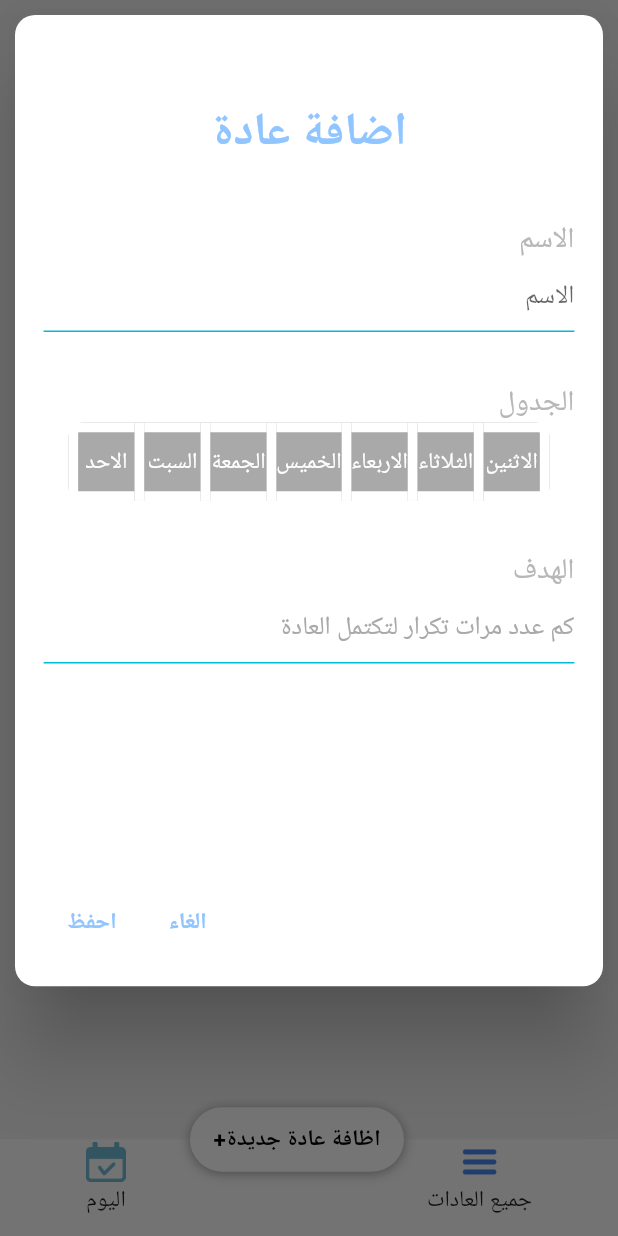
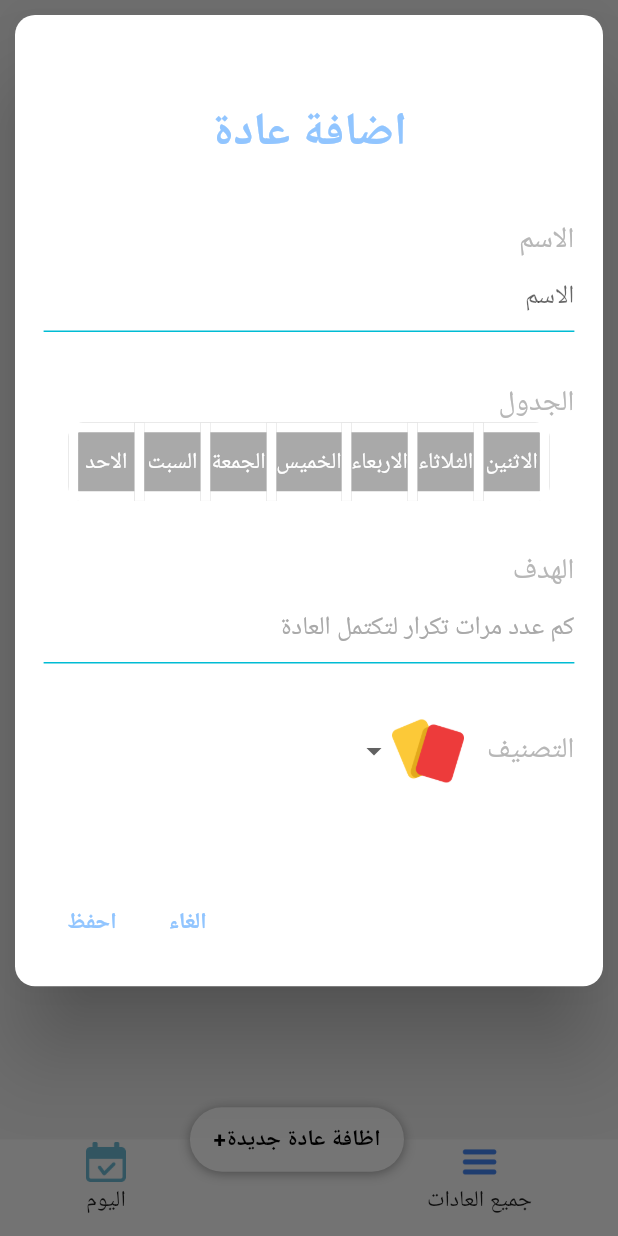
Before and after one commit to yusufmsabeh/Habit_Tracker_App, a Flutter app: the screen it shows after launch, after a tap on the "language" icon, after a tap on "اليوم", after a tap on "اظافة عادة جديدة+", on a phone screen of 412 x 824 dp. Run offline on Flutter 3.47's test engine with Material 2 defaults, Android fonts, the phone set to English and light mode, and no system bars; our stand-ins replace easy_localization, flutter_screenutil, fluttertoast, google_fonts, sqflite and 2 more; missing offline and left inert: dart:ffi; accounts and stored records are empty.

Commit message:
add badge dropdown button and into the database

```diff
--- a/assets/lan/ar.json
+++ b/assets/lan/ar.json
@@ -1,5 +1,5 @@
 {
-    "HabitList": "قائمة العادات",
+    "HabitList": "قائمةالعادات",
     "AddNewHabit": "اظافة عادة جديدة+",
     "AllHabits": "جميع العادات",
     "TodayList": "اليوم",
@@ -25,5 +25,6 @@
     "DoneAndDelete": "اكتملت و احذف",
     "YouMadeProgress": "لقد احرزت تقدم",
     "Required": "هذه القيمة مطلوبة",
-    "Zerofield": "الهدف لا يمكن ان يكون صفر"
+    "Zerofield": "الهدف لا يمكن ان يكون صفر",
+    "Badge": "التصنيف"
 }
--- a/assets/lan/en.json
+++ b/assets/lan/en.json
@@ -25,5 +25,6 @@
     "DoneAndDelete": "Done and Delete",
     "YouMadeProgress": "You made Progress",
     "Required": "This field is required",
-    "Zerofield": "The target can not be zero"
+    "Zerofield": "The target can not be zero",
+    "Badge": "Badge"
 }
--- a/lib/DB/DBConaction.dart
+++ b/lib/DB/DBConaction.dart
@@ -14,7 +14,7 @@ class connection {
 
   Future<Database> get database async {
     if (_database != null) return _database!;
-    _database = await _initDB('habit_database9');
+    _database = await _initDB('habit_database10');
     return _database!;
   }
 
@@ -34,9 +34,11 @@ class connection {
     final nameType = 'TEXT';
     final targetType = 'INTEGER';
     final doneType = 'INTEGER';
+    final badgeType = 'TEXT';
     String habitId = Habitfields.id;
+
     await db.execute(
-        'CREATE TABLE $tableHabit (${Habitfields.id} $idType ,${Habitfields.name} $nameType,${Habitfields.target} $targetType ,${Habitfields.done} $doneType )');
+        'CREATE TABLE $tableHabit (${Habitfields.id} $idType ,${Habitfields.name} $nameType,${Habitfields.target} $targetType ,${Habitfields.done} $doneType,${Habitfields.badge} $badgeType )');
     await db.execute(
         'CREATE TABLE habits_days (id INTEGER , day INTEGER, FOREIGN KEY (id) REFERENCES $tableHabit($habitId) )');
   }
--- a/lib/HomePage.dart
+++ b/lib/HomePage.dart
@@ -4,6 +4,7 @@ import 'package:flutter/material.dart';
 // import 'package:flutter/src/foundation/key.dart';
 // import 'package:flutter/src/widgets/framework.dart';
 import 'package:flutter_screenutil/flutter_screenutil.dart';
+import 'package:google_fonts/google_fonts.dart';
 import 'package:habit_tracker/DB/DBConaction.dart';
 import 'package:habit_tracker/Screens/AddHabitScreen.dart';
 import 'package:habit_tracker/model/habit.dart';
@@ -24,7 +25,7 @@ class _HomePageState extends State<HomePage> {
   List<Habit> todayHabits = [];
   int currentIndex = 0;
   double tableHeight = 0;
-  Widget CurrentLeading = Text("HabitList".tr());
+  //Widget CurrentLeading = Text("HabitList".tr());
 
   Refresh() async {
     todayHabits = await connection.instance.realAllHaibtsByDay();
@@ -68,7 +69,8 @@ class _HomePageState extends State<HomePage> {
               onPressed: null,
               child: Text(
                 "AddNewHabit".tr(),
-                style: const TextStyle(color: Colors.black),
+                style: GoogleFonts.roboto(
+                    textStyle: TextStyle(color: Colors.black)),
               ),
             ),
           ),
@@ -88,7 +90,7 @@ class _HomePageState extends State<HomePage> {
                   color: Colors.black,
                 ))
           ],
-          leadingWidth: 500.w,
+          leadingWidth: 600.w,
           leading: currentIndex == 1
               ? GestureDetector(
                   onTap: () {
@@ -115,7 +117,8 @@ class _HomePageState extends State<HomePage> {
                   ),
                 )
               : Container(
-                  margin: EdgeInsets.all(30.w),
+                  width: double.infinity,
+                  margin: EdgeInsets.only(top: 30.w, right: 30.w),
                   child: Text(
                     'HabitList'.tr(),
                     style: TextStyle(
--- a/lib/Screens/AddHabitScreen.dart
+++ b/lib/Screens/AddHabitScreen.dart
@@ -21,7 +21,13 @@ class _AddHabitScreenState extends State<AddHabitScreen> {
   final _formState = GlobalKey<FormState>();
 
   List<bool> _isSelected = List.generate(7, (index) => false);
-
+  List<String> itemsDropDown = [
+    'assets/cards.png',
+    'assets/sports.png',
+    'assets/book.png',
+    'assets/watter.png'
+  ];
+  String? selectedItem;
   final nameController = TextEditingController();
   final tragetController = TextEditingController();
 
@@ -54,6 +60,7 @@ class _AddHabitScreenState extends State<AddHabitScreen> {
   @override
   void initState() {
     super.initState();
+    selectedItem = itemsDropDown[0];
     loadHabitIntoControllers();
   }
 
@@ -163,6 +170,40 @@ class _AddHabitScreenState extends State<AddHabitScreen> {
                             ),
                             focusedBorder: const UnderlineInputBorder(
                                 borderSide: BorderSide(color: Colors.cyan))))),
+                Row(
+                  children: [
+                    Container(
+                        // margin: EdgeInsets.only(bottom: 20.w),
+                        alignment: context.locale.toString() == 'en'
+                            ? Alignment.centerLeft
+                            : Alignment.centerRight,
+                        child: Text(
+                          "Badge".tr(),
+                          style: TextStyle(
+                              fontSize: 50.sp,
+                              color: const Color.fromARGB(255, 183, 183, 183)),
+                        )),
+                    SizedBox(
+                      width: 40.w,
+                    ),
+                    DropdownButtonHideUnderline(
+                        child: DropdownButton<dynamic>(
+                      value: selectedItem,
+                      onChanged: (value) {
+                        selectedItem = value;
+                        setState(() {});
+                      },
+                      items: [
+                        ...itemsDropDown.map((e) {
+                          return DropdownMenuItem(
+                            child: Image.asset(e),
+                            value: e,
+                          );
+                        }).toList()
+                      ],
+                    ))
+                  ],
+                ),
                 const Spacer(),
                 Row(
                   mainAxisAlignment: MainAxisAlignment.end,
@@ -190,6 +231,7 @@ class _AddHabitScreenState extends State<AddHabitScreen> {
                             if (widget.habit == null) {
                               await connection.instance.insertHabit(
                                   Habit(
+                                      badge: selectedItem!,
                                       name: nameController.text,
                                       target: int.parse(tragetController.text)),
                                   daysToInsert);
--- a/lib/Widgets.dart/TodayHabit.dart
+++ b/lib/Widgets.dart/TodayHabit.dart
@@ -21,9 +21,11 @@ class TodayHabit extends StatelessWidget {
   @override
   Widget build(BuildContext context) {
     double habitPrograss = (habit.done! / habit.target) * 100;
+    String path = habit.badge;
 
     return InkWell(
       onTap: () async {
+        log(DateTime.now().toString());
         await connection.instance.updateDone(habit.id);
         if (habit.done! >= habit.target - 1) {
           await connection.instance.deleteHabit(habit.id);
@@ -64,10 +66,9 @@ class TodayHabit extends StatelessWidget {
                   : EdgeInsets.only(left: 40.w),
               width: 350.w,
               height: 350.h,
-              decoration: const BoxDecoration(
+              decoration: BoxDecoration(
                   image: DecorationImage(
-                      image: AssetImage('assets/cards.png'),
-                      fit: BoxFit.contain)),
+                      image: AssetImage(habit.badge), fit: BoxFit.contain)),
             ),
             Column(
               mainAxisAlignment: MainAxisAlignment.center,
--- a/lib/model/habit.dart
+++ b/lib/model/habit.dart
@@ -5,43 +5,55 @@ import 'package:flutter/cupertino.dart';
 const String tableHabit = 'habit';
 
 class Habitfields {
-  static final List<String> values = [id, name, target, done];
+  static final List<String> values = [id, name, target, done, badge];
   static const String id = '_id';
   static const String name = '_name';
   static const String target = '_target';
   static const String done = '_done';
+  static const String badge = '_badge';
 }
 
 class Habit {
   final int? id;
   String name;
   int target;
+  String badge;
   int? done = 0;
-  Habit({this.id, required this.name, required this.target, this.done});
+  Habit(
+      {this.id,
+      required this.name,
+      required this.target,
+      this.done,
+      required this.badge});
 
   Map<String, dynamic> toJson() => {
         Habitfields.id: id,
         Habitfields.name: name,
         Habitfields.target: target,
-        Habitfields.done: 0
+        Habitfields.done: 0,
+        Habitfields.badge: badge
       };
 
   Map<String, dynamic> toJsonWithdone() => {
         Habitfields.id: id,
         Habitfields.name: name,
         Habitfields.target: target,
-        Habitfields.done: done
+        Habitfields.done: done,
+        Habitfields.badge: badge
       };
 
   static Habit fromJson(Map json) => Habit(
       id: json[Habitfields.id] as int,
       name: json[Habitfields.name] as String,
       target: json[Habitfields.target] as int,
-      done: json[Habitfields.done] as int);
+      done: json[Habitfields.done] as int,
+      badge: json[Habitfields.badge] as String);
 
-  Habit copy({int? id, String? name, int? target, int? done}) => Habit(
-      id: id ?? this.id,
-      name: name ?? this.name,
-      target: target ?? this.target,
-      done: done ?? this.done);
+  Habit copy({int? id, String? name, int? target, int? done, String? badge}) =>
+      Habit(
+          id: id ?? this.id,
+          name: name ?? this.name,
+          target: target ?? this.target,
+          done: done ?? this.done,
+          badge: badge ?? this.badge);
 }
--- a/pubspec.yaml
+++ b/pubspec.yaml
@@ -41,6 +41,7 @@ dependencies:
   syncfusion_flutter_gauges: ^20.2.38
   fluttertoast: ^8.0.9
   easy_localization: ^3.0.1
+  google_fonts: ^3.0.1
 
 dev_dependencies:
   flutter_test:
@@ -75,6 +76,9 @@ flutter:
     - assets/delete.png
     - assets/cards.png
     - assets/CompTask.png
+    - assets/book.png
+    - assets/sports.png
+    - assets/watter.png
     - assets/lan/ar.json
     - assets/lan/en.json
 
```
Also changed, not shown: assets/book.png (added), assets/fonts/RobotoCondensed-Regular.ttf (added), assets/sports.png (added), assets/watter.png (added), pubspec.lock, 1 other file.
